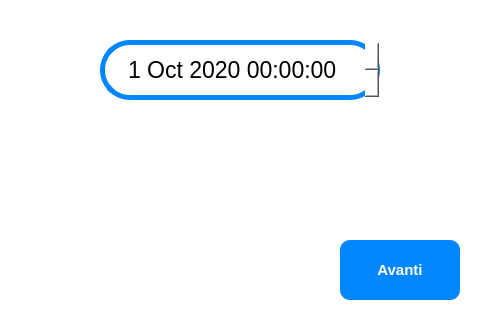
This is view/inserisci_data_di_oggi_window.ui in ISacchitella/MicroOne_v1.1 as Qt 5 draws it before an edit. The edited form follows.
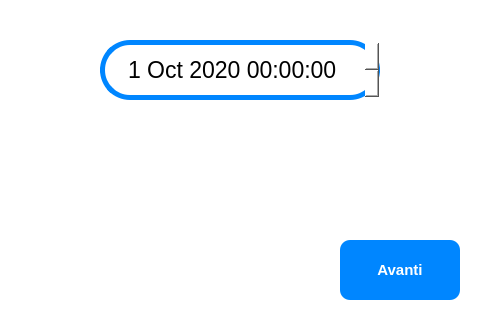
This is the edited form. Icons and pictures are not drawn.

```diff
--- a/view/inserisci_data_di_oggi_window.ui
+++ b/view/inserisci_data_di_oggi_window.ui
@@ -7,7 +7,7 @@
     <x>0</x>
     <y>0</y>
     <width>480</width>
-    <height>320</height>
+    <height>315</height>
    </rect>
   </property>
   <property name="windowTitle">
@@ -186,6 +186,9 @@
    <property name="text">
     <string/>
    </property>
+   <property name="alignment">
+    <set>Qt::AlignLeading|Qt::AlignLeft|Qt::AlignTop</set>
+   </property>
   </widget>
   <zorder>label</zorder>
   <zorder>cancel_btn_</zorder>
```
